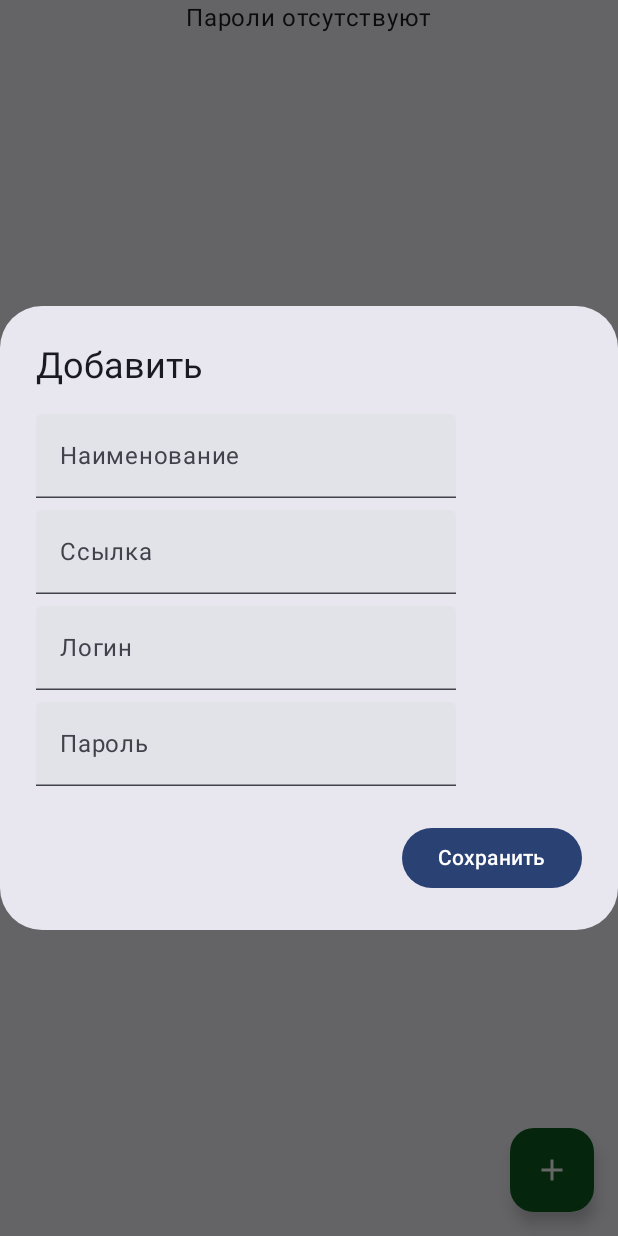
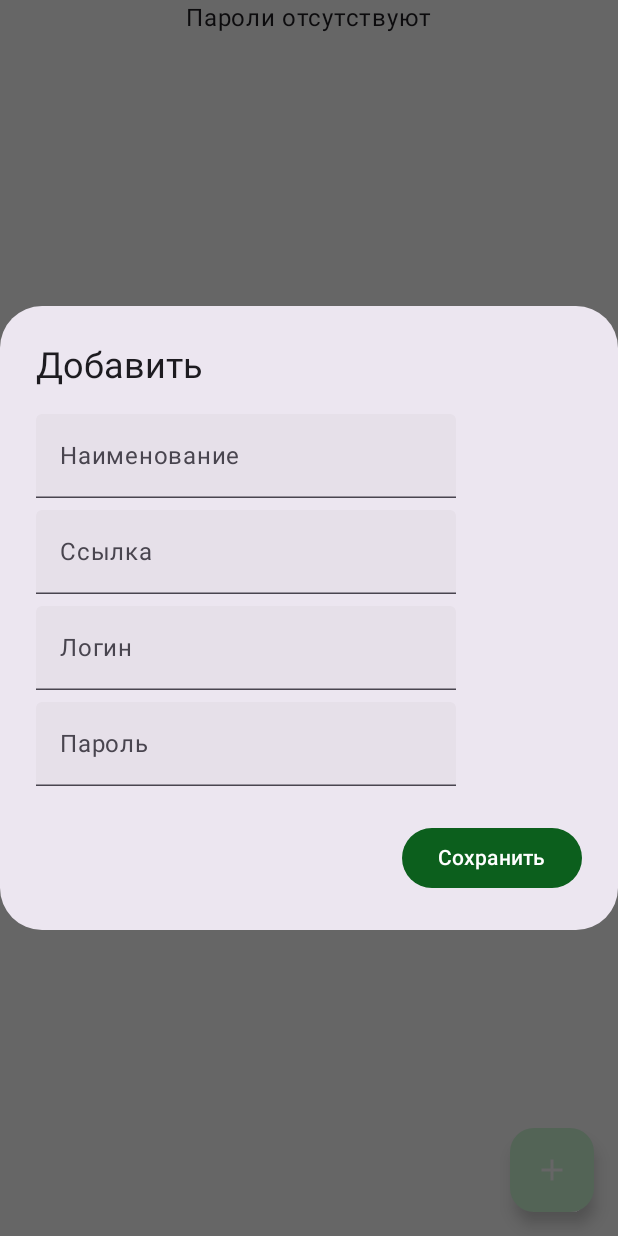
Before and after one commit to v0nd1/PassManager, an Android app built with Jetpack Compose: the ItemScreen screen opened through its navigation route, after a tap on "Добавить", on a phone screen of 412 x 824 dp. Run offline under Robolectric (Android 15) with nearby library versions, the phone set to English and light mode, and no system bars; our stand-ins replace Room's generated code.

Commit message:
add matherial dark theme

```diff
--- a/app/src/main/java/com/vondi/passmanager/presentation/screens/item/ItemScreen.kt
+++ b/app/src/main/java/com/vondi/passmanager/presentation/screens/item/ItemScreen.kt
@@ -1,6 +1,5 @@
 package com.vondi.passmanager.presentation.screens.item
 
-import androidx.compose.foundation.isSystemInDarkTheme
 import androidx.compose.foundation.layout.fillMaxSize
 import androidx.compose.foundation.lazy.LazyColumn
 import androidx.compose.foundation.lazy.items
@@ -8,6 +7,7 @@ import androidx.compose.material.icons.Icons
 import androidx.compose.material.icons.filled.Add
 import androidx.compose.material3.FloatingActionButton
 import androidx.compose.material3.Icon
+import androidx.compose.material3.MaterialTheme
 import androidx.compose.material3.Scaffold
 import androidx.compose.material3.Text
 import androidx.compose.runtime.Composable
@@ -18,8 +18,6 @@ import com.vondi.passmanager.domain.model.item.ItemState
 import com.vondi.passmanager.presentation.components.ItemCard
 import com.vondi.passmanager.presentation.screens.dialogs.AddItemDialog
 import com.vondi.passmanager.presentation.screens.dialogs.ChangeItemDialog
-import com.vondi.passmanager.ui.theme.DarkGreen
-import com.vondi.passmanager.ui.theme.Green
 import com.vondi.passmanager.ui.theme.White
 
 @Composable
@@ -31,7 +29,7 @@ fun ItemScreen(
         floatingActionButton = {
             FloatingActionButton(
                 onClick = { onEvent(ItemEvent.ShowDialogAdd) },
-                containerColor = if (isSystemInDarkTheme()) Green else DarkGreen,
+                containerColor = MaterialTheme.colorScheme.tertiary,
                 contentColor = White
             ) {
                 Icon(imageVector = Icons.Default.Add, contentDescription = "Добавить")
--- a/app/src/main/java/com/vondi/passmanager/presentation/screens/pinlock/PinLockScreen.kt
+++ b/app/src/main/java/com/vondi/passmanager/presentation/screens/pinlock/PinLockScreen.kt
@@ -1,8 +1,8 @@
 package com.vondi.passmanager.presentation.screens.pinlock
 
 import android.util.Log
-import androidx.compose.animation.core.animateFloatAsState
 import androidx.compose.foundation.background
+import androidx.compose.foundation.isSystemInDarkTheme
 import androidx.compose.foundation.layout.Arrangement
 import androidx.compose.foundation.layout.Box
 import androidx.compose.foundation.layout.Column
@@ -18,8 +18,8 @@ import androidx.compose.foundation.shape.CircleShape
 import androidx.compose.foundation.shape.RoundedCornerShape
 import androidx.compose.material.icons.Icons
 import androidx.compose.material.icons.filled.Check
-import androidx.compose.material.icons.outlined.KeyboardArrowLeft
 import androidx.compose.material3.Icon
+import androidx.compose.material3.MaterialTheme
 import androidx.compose.material3.Surface
 import androidx.compose.material3.Text
 import androidx.compose.runtime.Composable
@@ -29,18 +29,16 @@ import androidx.compose.runtime.remember
 import androidx.compose.runtime.setValue
 import androidx.compose.ui.Alignment
 import androidx.compose.ui.Modifier
-import androidx.compose.ui.draw.alpha
 import androidx.compose.ui.graphics.Color
 import androidx.compose.ui.graphics.Shape
 import androidx.compose.ui.res.painterResource
 import androidx.compose.ui.text.font.FontWeight
-import androidx.compose.ui.tooling.preview.Preview
 import androidx.compose.ui.unit.Dp
 import androidx.compose.ui.unit.dp
 import androidx.compose.ui.unit.sp
 import androidx.navigation.NavController
 import com.vondi.passmanager.R
-import com.vondi.passmanager.ui.theme.LightGreen
+import com.vondi.passmanager.ui.theme.White
 
 @Composable
 fun PinLockScreen(navController: NavController) {
@@ -65,10 +63,11 @@ private fun Keyboard(
 
     Column(
         modifier = Modifier
+            .background(color = MaterialTheme.colorScheme.background)
             .fillMaxSize()
             .padding(bottom = 100.dp),
         verticalArrangement = Arrangement.Bottom,
-        horizontalAlignment = Alignment.CenterHorizontally
+        horizontalAlignment = Alignment.CenterHorizontally,
     ) {
         Row(
             modifier = Modifier.fillMaxWidth(),
@@ -92,6 +91,7 @@ private fun Keyboard(
                                 "del" -> enteredPin.dropLast(1)
                                 "OK" -> {
                                     if (enteredPin == correctedPin) {
+                                        navController.popBackStack()
                                         navController.navigate("mainScreen")
                                     } else {
                                         enteredPin = ""
@@ -112,7 +112,8 @@ private fun Keyboard(
                                     painter = painterResource(id = R.drawable.del_icon),
                                     contentDescription = "Clear",
                                     modifier = Modifier
-                                        .size(30.dp)
+                                        .size(30.dp),
+                                    tint = MaterialTheme.colorScheme.secondary
                                 )
                             }
 
@@ -121,14 +122,16 @@ private fun Keyboard(
                                     imageVector = Icons.Default.Check,
                                     contentDescription = "Success",
                                     modifier = Modifier
-                                        .size(35.dp)
+                                        .size(35.dp),
+                                    tint = MaterialTheme.colorScheme.secondary
                                 )
                             }
 
                             else -> Text(
                                 text = it,
                                 fontSize = 30.sp,
-                                fontWeight = FontWeight.Medium
+                                fontWeight = FontWeight.Medium,
+                                color = MaterialTheme.colorScheme.secondary
                             )
                         }
                     }
@@ -144,7 +147,10 @@ private fun PinDot(isFilled: Boolean) {
         modifier = Modifier
             .padding(10.dp)
             .size(30.dp)
-            .background(if (isFilled) LightGreen else Color.Gray, CircleShape)
+            .background(if (isFilled) MaterialTheme.colorScheme.tertiary else
+                if (isSystemInDarkTheme()) White
+                else Color.Gray, CircleShape
+            )
     )
 }
 
@@ -153,7 +159,7 @@ private fun PinKeyItem(
     onClick: () -> Unit,
     modifier: Modifier = Modifier.padding(8.dp),
     shape: Shape = RoundedCornerShape(100),
-    backgroundColor: Color = LightGreen,
+    backgroundColor: Color = MaterialTheme.colorScheme.tertiary,
     contentColor: Color = Color.Black,
     elevation: Dp = 4.dp,
     content: @Composable () -> Unit
--- a/app/src/main/java/com/vondi/passmanager/ui/theme/Color.kt
+++ b/app/src/main/java/com/vondi/passmanager/ui/theme/Color.kt
@@ -5,5 +5,6 @@ import androidx.compose.ui.graphics.Color
 val LightGreen = Color(0xFFD1FAD9)
 val Green = Color(0xFF30BE4D)
 val DarkGreen = Color(0xFF0C5F1D)
+val DarkGreen2 = Color(0xFF001D06)
 val Black = Color(0xFF000000)
 val White = Color(0xFFFFFFFF)
--- a/app/src/main/java/com/vondi/passmanager/ui/theme/Theme.kt
+++ b/app/src/main/java/com/vondi/passmanager/ui/theme/Theme.kt
@@ -18,14 +18,14 @@ import androidx.core.view.WindowCompat
 
 private val DarkColorScheme = darkColorScheme(
     primary = Green,
-    secondary = DarkGreen,
+    secondary = White,
     tertiary = DarkGreen,
-    background = Black
+    background = DarkGreen2
 )
 
 private val LightColorScheme = lightColorScheme(
-    primary = Green,
-    secondary = DarkGreen,
+    primary = DarkGreen,
+    secondary = Black,
     tertiary = LightGreen,
     background = White
 )
@@ -37,10 +37,10 @@ fun PassManagerTheme(
     content: @Composable () -> Unit
 ) {
     val colorScheme = when {
-        dynamicColor && Build.VERSION.SDK_INT >= Build.VERSION_CODES.S -> {
-            val context = LocalContext.current
-            if (darkTheme) dynamicDarkColorScheme(context) else dynamicLightColorScheme(context)
-        }
+//        dynamicColor && Build.VERSION.SDK_INT >= Build.VERSION_CODES.S -> {
+//            val context = LocalContext.current
+//            if (darkTheme) dynamicDarkColorScheme(context) else dynamicLightColorScheme(context)
+//        }
 
         darkTheme -> DarkColorScheme
         else -> LightColorScheme
```
Also changed, not shown: app/src/main/java/com/vondi/passmanager/presentation/components/ItemCard.kt (+4 -9 lines).
